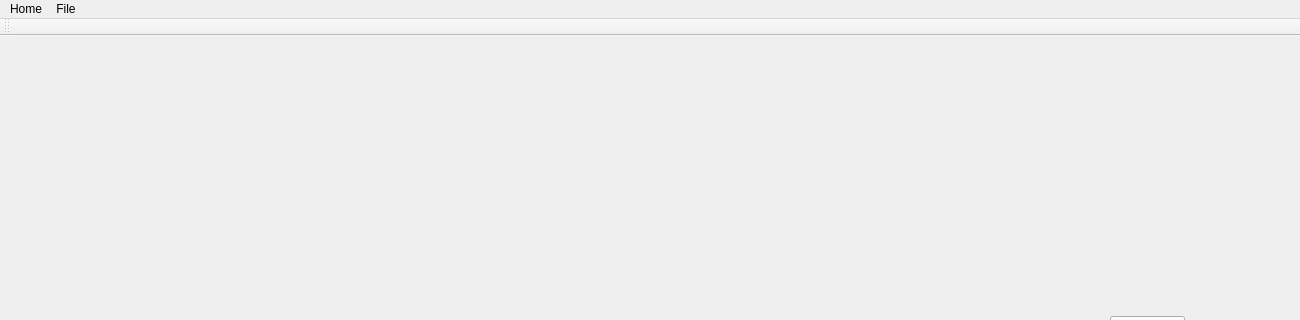
Above: 2DGraphicsModeler/mainwindow.ui from Alex-the-666/2DGraphicsModular before the change; both pictures show x 0 to 1300 and y 0 to 320 of the 1300 by 600 pixel window. Below: the same form after it.
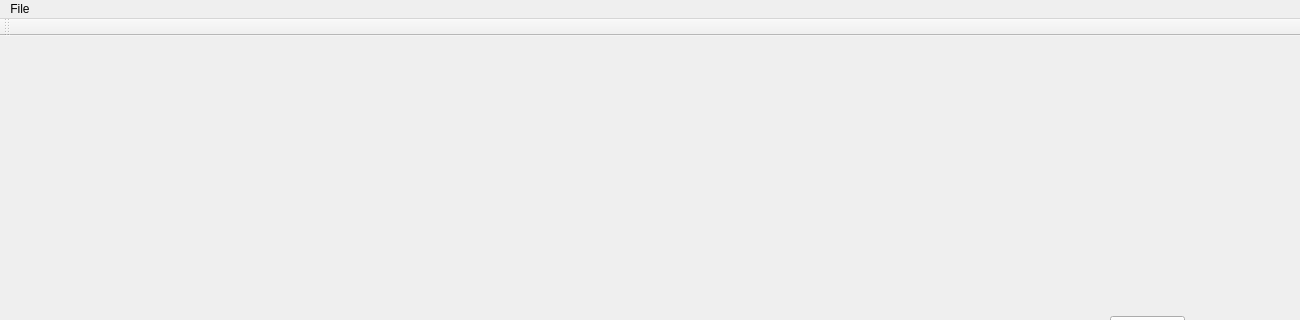
That is the form after the change.

What changed in the file:
```diff
--- a/2DGraphicsModeler/mainwindow.ui
+++ b/2DGraphicsModeler/mainwindow.ui
@@ -37,13 +37,6 @@
      <height>21</height>
     </rect>
    </property>
-   <widget class="QMenu" name="menuHome">
-    <property name="title">
-     <string>Home</string>
-    </property>
-    <addaction name="actionLogin"/>
-    <addaction name="actionContact_Us"/>
-   </widget>
    <widget class="QMenu" name="menuFile">
     <property name="title">
      <string>File</string>
@@ -52,7 +45,6 @@
     <addaction name="actionSave"/>
     <addaction name="actionQuit"/>
    </widget>
-   <addaction name="menuHome"/>
    <addaction name="menuFile"/>
   </widget>
   <widget class="QToolBar" name="mainToolBar">
```
